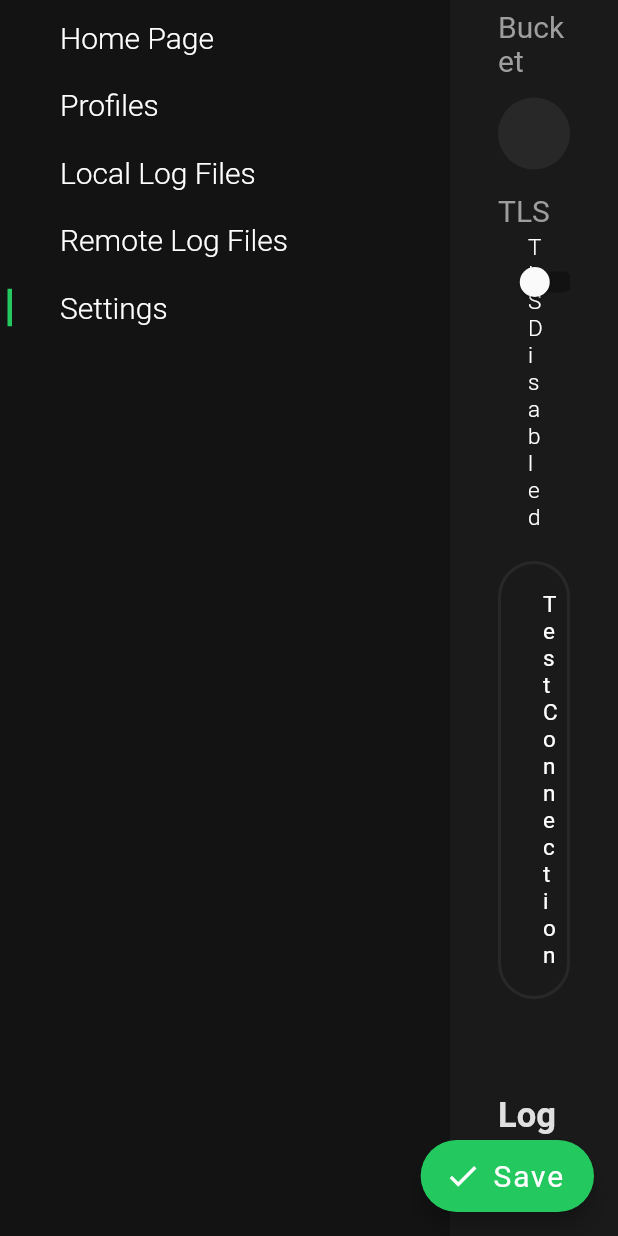
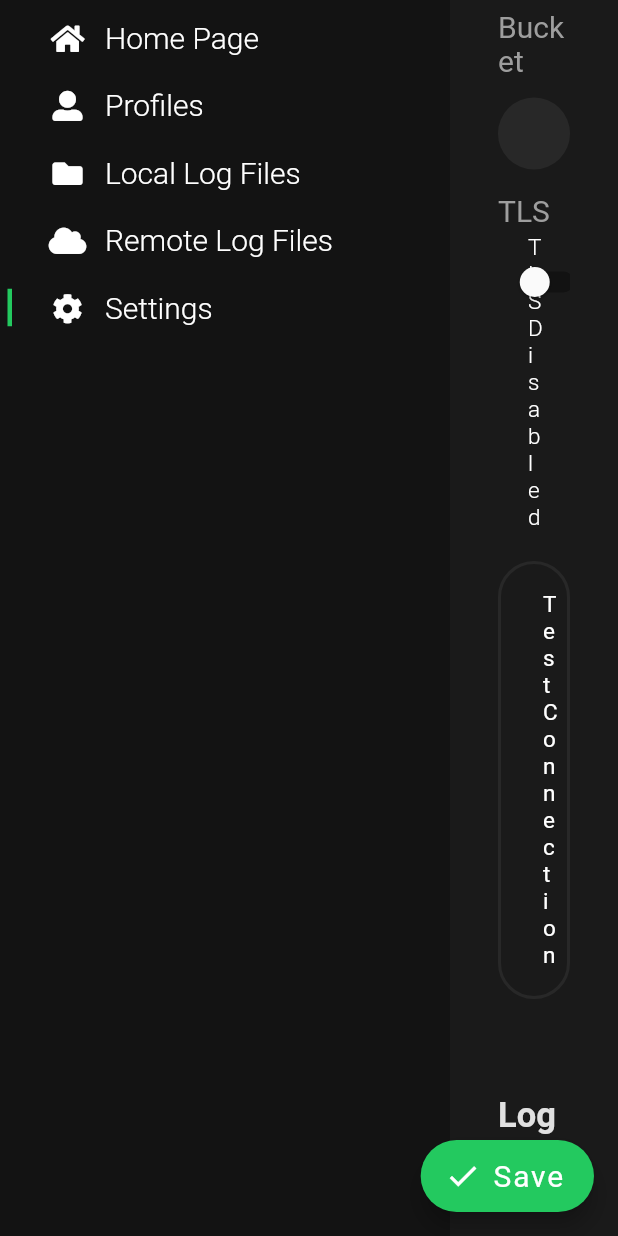
Before and after one commit to emotionrennteam/log-storage-client, a Flutter app: the SettingsPage screen opened directly, scrolled down 1152 dp, on a phone screen of 412 x 824 dp. Run offline on Flutter 3.47's test engine with Material 2 defaults, Android fonts, the light colour scheme and no system bars; our stand-ins replace file_picker, font_awesome_flutter, tuple; missing offline and left inert: cross_local_storage, minio; network calls fail.

Commit message:
add icon to elements in app drawer

```diff
--- a/lib/widgets/app_drawer.dart
+++ b/lib/widgets/app_drawer.dart
@@ -3,15 +3,36 @@ import 'package:emotion/pages/local_log_files_page.dart';
 import 'package:emotion/pages/settings_page.dart';
 import 'package:flutter/cupertino.dart';
 import 'package:flutter/material.dart';
+import 'package:font_awesome_flutter/font_awesome_flutter.dart';
 
 class AppDrawer extends StatelessWidget {
   final int activeListItemIndex;
   final List<AppDrawerItem> appDrawerItems = [
-    new AppDrawerItem('Home Page', HomePage()),
-    new AppDrawerItem('Profiles', HomePage()),
-    new AppDrawerItem('Local Log Files', LocalLogFilesPage()),
-    new AppDrawerItem('Remote Log Files', HomePage()),
-    new AppDrawerItem('Settings', SettingsPage()),
+    new AppDrawerItem(
+      'Home Page',
+      FontAwesomeIcons.home,
+      HomePage(),
+    ),
+    new AppDrawerItem(
+      'Profiles',
+      FontAwesomeIcons.userAlt,
+      HomePage(),
+    ),
+    new AppDrawerItem(
+      'Local Log Files',
+      FontAwesomeIcons.solidFolder,
+      LocalLogFilesPage(),
+    ),
+    new AppDrawerItem(
+      'Remote Log Files',
+      FontAwesomeIcons.cloud,
+      HomePage(),
+    ),
+    new AppDrawerItem(
+      'Settings',
+      FontAwesomeIcons.cog,
+      SettingsPage(),
+    ),
   ];
 
   AppDrawer(this.activeListItemIndex);
@@ -58,7 +79,21 @@ class AppDrawer extends StatelessWidget {
                       ),
                     ),
                     SizedBox(
+                      width: 20,
+                    ),
+                    SizedBox(
                       width: 30,
+                      child: Align(
+                        alignment: Alignment.center,
+                        child: FaIcon(
+                          element.icon,
+                          color: Colors.white,
+                          size: 20,
+                        ),
+                      ),
+                    ),
+                    SizedBox(
+                      width: 10,
                     ),
                     Text(
                       element.title,
@@ -95,7 +130,8 @@ class AppDrawer extends StatelessWidget {
 
 class AppDrawerItem {
   final String title;
+  final IconData icon;
   final Widget destinationPage;
 
-  AppDrawerItem(this.title, this.destinationPage);
+  AppDrawerItem(this.title, this.icon, this.destinationPage);
 }
--- a/pubspec.yaml
+++ b/pubspec.yaml
@@ -33,6 +33,7 @@ dependencies:
   file_picker:
     path: ../go/src/flutter_file_picker/file_picker
   tuple: ^1.0.3
+  font_awesome_flutter: ^8.8.1
 
 dev_dependencies:
   flutter_test:
```
